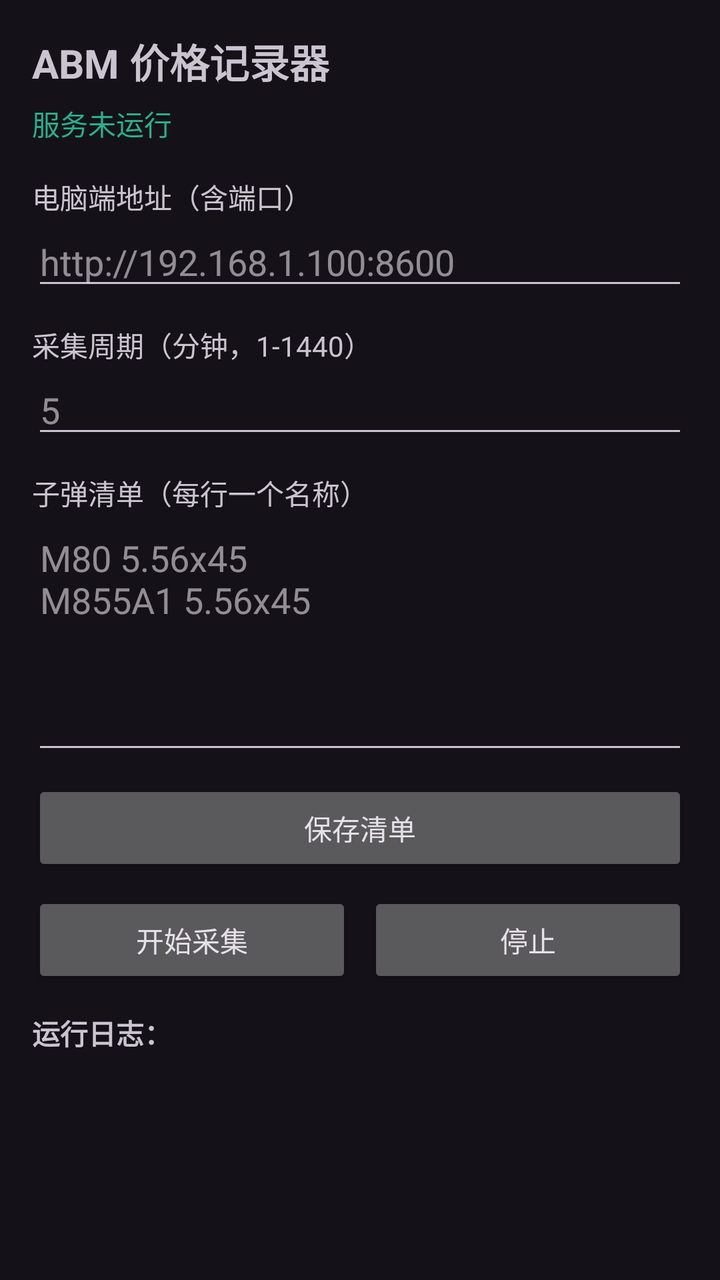
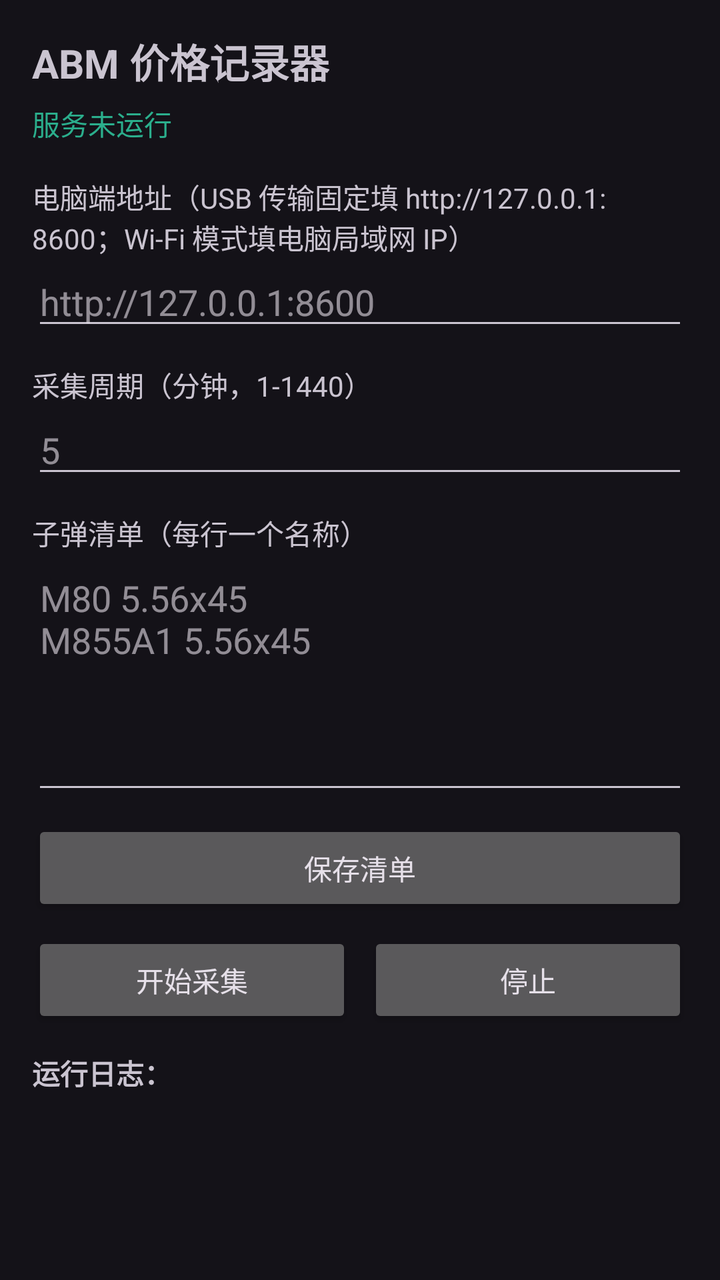

Before-and-after screenshots of an Android layout around one commit, followed by the original layout XML and the change that was made.
<!-- AndroidManifest.xml: application theme Theme.ABMCollector -->
<!-- res/layout/activity_main.xml -->
<?xml version="1.0" encoding="utf-8"?>
<ScrollView xmlns:android="http://schemas.android.com/apk/res/android"
    android:layout_width="match_parent"
    android:layout_height="match_parent"
    android:fillViewport="true">

    <LinearLayout
        android:layout_width="match_parent"
        android:layout_height="wrap_content"
        android:orientation="vertical"
        android:padding="16dp">

        <TextView
            android:layout_width="wrap_content"
            android:layout_height="wrap_content"
            android:text="ABM 价格记录器"
            android:textSize="20sp"
            android:textStyle="bold" />

        <TextView
            android:id="@+id/tv_status"
            android:layout_width="match_parent"
            android:layout_height="wrap_content"
            android:layout_marginTop="6dp"
            android:text="服务未运行"
            android:textColor="@color/teal_200" />

        <TextView
            android:layout_width="wrap_content"
            android:layout_height="wrap_content"
            android:layout_marginTop="16dp"
            android:text="电脑端地址（含端口）" />

        <EditText
            android:id="@+id/et_pc_url"
            android:layout_width="match_parent"
            android:layout_height="wrap_content"
            android:hint="http://192.168.1.100:8600"
            android:inputType="textUri"
            android:singleLine="true" />

        <TextView
            android:layout_width="wrap_content"
            android:layout_height="wrap_content"
            android:layout_marginTop="12dp"
            android:text="采集周期（分钟，1-1440）" />

        <EditText
            android:id="@+id/et_interval"
            android:layout_width="match_parent"
            android:layout_height="wrap_content"
            android:hint="5"
            android:inputType="number" />

        <TextView
            android:layout_width="wrap_content"
            android:layout_height="wrap_content"
            android:layout_marginTop="12dp"
            android:text="子弹清单（每行一个名称）" />

        <EditText
            android:id="@+id/et_bullets"
            android:layout_width="match_parent"
            android:layout_height="wrap_content"
            android:gravity="top"
            android:hint="M80 5.56x45&#10;M855A1 5.56x45"
            android:inputType="textMultiLine"
            android:minLines="5" />

        <Button
            android:id="@+id/btn_save_bullets"
            android:layout_width="match_parent"
            android:layout_height="wrap_content"
            android:layout_marginTop="8dp"
            android:text="保存清单" />

        <LinearLayout
            android:layout_width="match_parent"
            android:layout_height="wrap_content"
            android:layout_marginTop="8dp"
            android:orientation="horizontal">

            <Button
                android:id="@+id/btn_start"
                android:layout_width="0dp"
                android:layout_height="wrap_content"
                android:layout_weight="1"
                android:text="开始采集" />

            <Button
                android:id="@+id/btn_stop"
                android:layout_width="0dp"
                android:layout_height="wrap_content"
                android:layout_marginStart="8dp"
                android:layout_weight="1"
                android:text="停止" />
        </LinearLayout>

        <TextView
            android:layout_width="match_parent"
            android:layout_height="wrap_content"
            android:layout_marginTop="12dp"
            android:text="运行日志："
            android:textStyle="bold" />

        <TextView
            android:id="@+id/tv_log"
            android:layout_width="match_parent"
            android:layout_height="wrap_content"
            android:fontFamily="monospace"
            android:textColor="@color/text_light"
            android:textSize="11sp" />
    </LinearLayout>
</ScrollView>
<!-- resources referenced by this layout -->
<resources>
  <color name="teal_200">#2BAE8C</color>
  <color name="text_light">#ECEAF4</color>
  <style name="Theme.ABMCollector" parent="Theme.Material3.Dark.NoActionBar">
          <item name="colorPrimary">@color/purple_500</item>
          <item name="colorSecondary">@color/teal_200</item>
          <item name="android:statusBarColor">@color/bg_dark</item>
      </style>
  <color name="purple_500">#5A3EA6</color>
  <color name="bg_dark">#14121C</color>
</resources>

<!-- the commit's change to res/layout/activity_main.xml (unified diff, before → after) -->
@@ -29,13 +29,13 @@
             android:layout_width="wrap_content"
             android:layout_height="wrap_content"
             android:layout_marginTop="16dp"
-            android:text="电脑端地址（含端口）" />
+            android:text="电脑端地址（USB 传输固定填 http://127.0.0.1:8600；Wi-Fi 模式填电脑局域网 IP）" />
 
         <EditText
             android:id="@+id/et_pc_url"
             android:layout_width="match_parent"
             android:layout_height="wrap_content"
-            android:hint="http://192.168.1.100:8600"
+            android:hint="http://127.0.0.1:8600"
             android:inputType="textUri"
             android:singleLine="true" />
 
